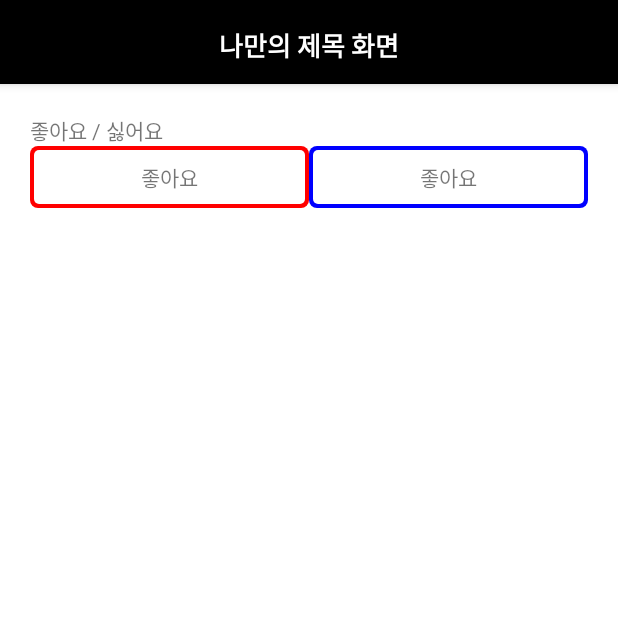
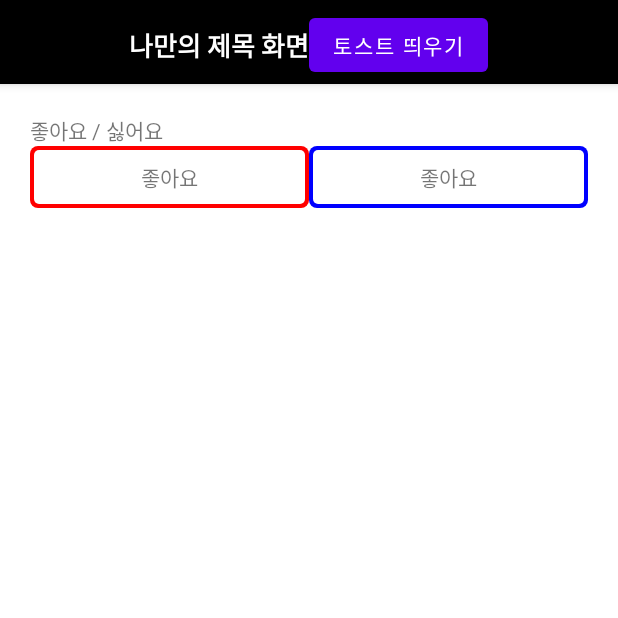
Before and after one commit to Sohee0428/DrawableXmlPractice_sohee, an Android app: the screen it shows after launch (MainActivity), on a phone screen of 412 x 824 dp, the top half of it. Run offline under Robolectric (Android 15) with nearby library versions, the phone set to English and light mode, and no system bars.

Commit message:
액션바에 버튼 추가 -> 액티비티로 가져와서 -> 토스트 등 이벤트 붙여보기

```diff
--- a/app/src/main/java/com/example/drawablexmlpractice_sohee/MainActivity.kt
+++ b/app/src/main/java/com/example/drawablexmlpractice_sohee/MainActivity.kt
@@ -2,11 +2,19 @@ package com.example.drawablexmlpractice_sohee
 
 import androidx.appcompat.app.AppCompatActivity
 import android.os.Bundle
+import android.widget.Button
+import android.widget.Toast
 import android.widget.Toolbar
 import androidx.appcompat.app.ActionBar
 
 class MainActivity : AppCompatActivity() {
-    override fun onCreate(savedInstanceState: Bundle?) {
+
+//    액션바에 있는 UI를 담아둘 변수
+//    변수 : 멤버 변수 => 담아주는 행위 : onCreate
+    lateinit var toastBtn : Button
+
+
+   override fun onCreate(savedInstanceState: Bundle?) {
         super.onCreate(savedInstanceState)
         setContentView(R.layout.activity_main)
 
@@ -22,5 +30,14 @@ class MainActivity : AppCompatActivity() {
 //       커스텀뷰를 들고 있는 툴바를 변수로 저장
         val toolbar = defaultActionBar.customView.parent as androidx.appcompat.widget.Toolbar
         toolbar.setContentInsetsAbsolute(0, 0)
+
+
+//       커스텀 액션바에 달아둔 버튼을 찾아오기
+       toastBtn = defaultActionBar.customView.findViewById(R.id.toastBtn)
+
+       toastBtn.setOnClickListener {
+           Toast.makeText(this, "액션바를 통한 토스트", Toast.LENGTH_SHORT).show()
+       }
+
     }
 }
--- a/app/src/main/res/layout/my_custom_actionbar.xml
+++ b/app/src/main/res/layout/my_custom_actionbar.xml
@@ -14,4 +14,10 @@
         android:textStyle="bold"
         android:textSize="17sp"/>
 
+    <Button
+        android:id="@+id/toastBtn"
+        android:layout_width="wrap_content"
+        android:layout_height="wrap_content"
+        android:text="토스트 띄우기"/>
+
 </LinearLayout>
```
